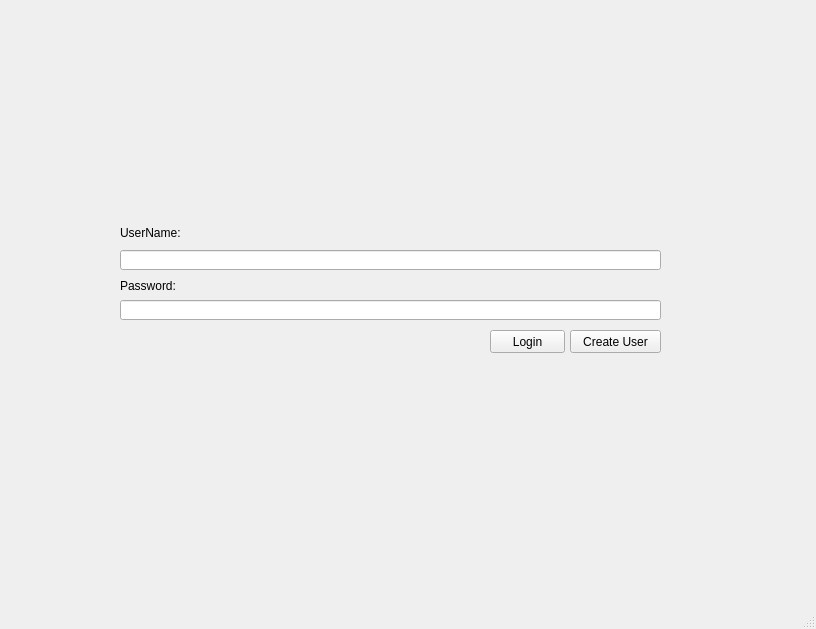
25wes25/include-dad-, file CoolCats/loginscreen.ui: the form before one commit.
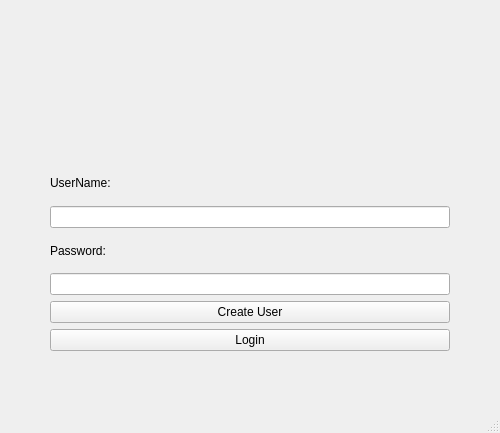
The form after the commit. Icons and pictures are not drawn.

The edit to the form file:
```diff
--- a/CoolCats/loginscreen.ui
+++ b/CoolCats/loginscreen.ui
@@ -2,133 +2,106 @@
 <ui version="4.0">
  <class>LoginScreen</class>
  <widget class="QMainWindow" name="LoginScreen">
+  <property name="enabled">
+   <bool>true</bool>
+  </property>
   <property name="geometry">
    <rect>
     <x>0</x>
     <y>0</y>
-    <width>816</width>
-    <height>629</height>
+    <width>500</width>
+    <height>433</height>
    </rect>
   </property>
+  <property name="minimumSize">
+   <size>
+    <width>500</width>
+    <height>433</height>
+   </size>
+  </property>
+  <property name="maximumSize">
+   <size>
+    <width>500</width>
+    <height>433</height>
+   </size>
+  </property>
   <property name="windowTitle">
    <string>MainWindow</string>
   </property>
   <widget class="QWidget" name="centralwidget">
-   <widget class="QLineEdit" name="userNameEdit">
-    <property name="geometry">
-     <rect>
-      <x>120</x>
-      <y>250</y>
-      <width>541</width>
-      <height>20</height>
-     </rect>
+   <layout class="QGridLayout" name="gridLayout">
+    <property name="leftMargin">
+     <number>50</number>
     </property>
-   </widget>
-   <widget class="QLineEdit" name="passwordEdit">
-    <property name="geometry">
-     <rect>
-      <x>120</x>
-      <y>300</y>
-      <width>541</width>
-      <height>20</height>
-     </rect>
+    <property name="topMargin">
+     <number>60</number>
     </property>
-   </widget>
-   <widget class="QLabel" name="label">
-    <property name="geometry">
-     <rect>
-      <x>120</x>
-      <y>222</y>
-      <width>121</width>
-      <height>21</height>
-     </rect>
+    <property name="rightMargin">
+     <number>50</number>
     </property>
-    <property name="text">
-     <string>UserName:</string>
+    <property name="bottomMargin">
+     <number>60</number>
     </property>
-   </widget>
-   <widget class="QLabel" name="label_2">
-    <property name="geometry">
-     <rect>
-      <x>120</x>
-      <y>275</y>
-      <width>71</width>
-      <height>21</height>
-     </rect>
-    </property>
-    <property name="text">
-     <string>Password:</string>
-    </property>
-   </widget>
-   <widget class="QPushButton" name="loginButton">
-    <property name="geometry">
-     <rect>
-      <x>490</x>
-      <y>330</y>
-      <width>75</width>
-      <height>23</height>
-     </rect>
-    </property>
-    <property name="text">
-     <string>Login</string>
-    </property>
-   </widget>
-   <widget class="QPushButton" name="pushButton">
-    <property name="geometry">
-     <rect>
-      <x>570</x>
-      <y>330</y>
-      <width>91</width>
-      <height>23</height>
-     </rect>
-    </property>
-    <property name="text">
-     <string>Create User</string>
-    </property>
-   </widget>
-   <widget class="QLabel" name="label_3">
-    <property name="geometry">
-     <rect>
-      <x>120</x>
-      <y>120</y>
-      <width>541</width>
-      <height>111</height>
-     </rect>
-    </property>
-    <property name="text">
-     <string/>
-    </property>
-    <property name="pixmap">
-     <pixmap resource="resources.qrc">:/Images/2D Graphic Label.png</pixmap>
-    </property>
-    <property name="scaledContents">
-     <bool>true</bool>
-    </property>
-   </widget>
-   <widget class="QLabel" name="label_4">
-    <property name="geometry">
-     <rect>
-      <x>6</x>
-      <y>2</y>
-      <width>791</width>
-      <height>571</height>
-     </rect>
-    </property>
-    <property name="text">
-     <string/>
-    </property>
-    <property name="scaledContents">
-     <bool>true</bool>
-    </property>
-   </widget>
-   <zorder>label_4</zorder>
-   <zorder>userNameEdit</zorder>
-   <zorder>passwordEdit</zorder>
-   <zorder>label</zorder>
-   <zorder>label_2</zorder>
-   <zorder>loginButton</zorder>
-   <zorder>pushButton</zorder>
-   <zorder>label_3</zorder>
+    <item row="0" column="0">
+     <widget class="QLabel" name="label_3">
+      <property name="minimumSize">
+       <size>
+        <width>400</width>
+        <height>100</height>
+       </size>
+      </property>
+      <property name="maximumSize">
+       <size>
+        <width>600</width>
+        <height>100</height>
+       </size>
+      </property>
+      <property name="text">
+       <string/>
+      </property>
+      <property name="pixmap">
+       <pixmap resource="resources.qrc">:/Images/2D Graphic Label.png</pixmap>
+      </property>
+      <property name="scaledContents">
+       <bool>true</bool>
+      </property>
+     </widget>
+    </item>
+    <item row="1" column="0">
+     <widget class="QLabel" name="label">
+      <property name="text">
+       <string>UserName:</string>
+      </property>
+     </widget>
+    </item>
+    <item row="3" column="0">
+     <widget class="QLabel" name="label_2">
+      <property name="text">
+       <string>Password:</string>
+      </property>
+     </widget>
+    </item>
+    <item row="4" column="0">
+     <widget class="QLineEdit" name="passwordEdit"/>
+    </item>
+    <item row="2" column="0">
+     <widget class="QLineEdit" name="userNameEdit"/>
+    </item>
+    <item row="5" column="0">
+     <widget class="QPushButton" name="pushButton">
+      <property name="text">
+       <string>Create User</string>
+      </property>
+     </widget>
+    </item>
+    <item row="6" column="0">
+     <widget class="QPushButton" name="loginButton">
+      <property name="text">
+       <string>Login</string>
+      </property>
+     </widget>
+    </item>
+   </layout>
   </widget>
   <widget class="QMenuBar" name="menubar">
    <property name="geometry">
```
Left out of the diff: 2 changed lines with no effect on the pictures.
